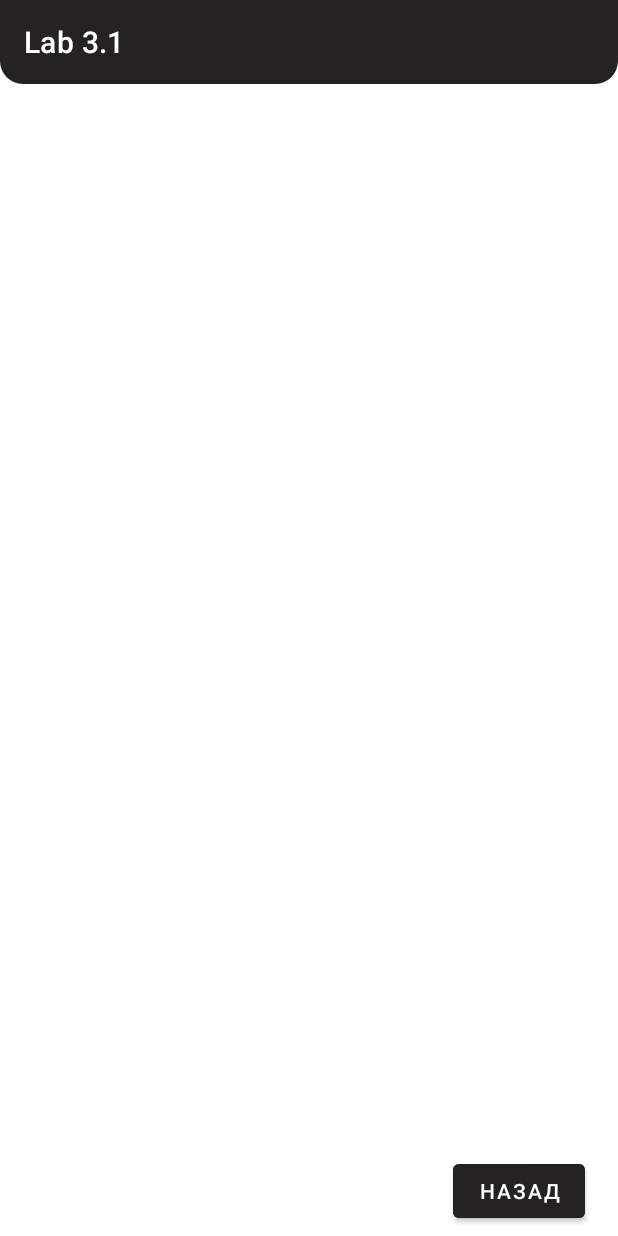
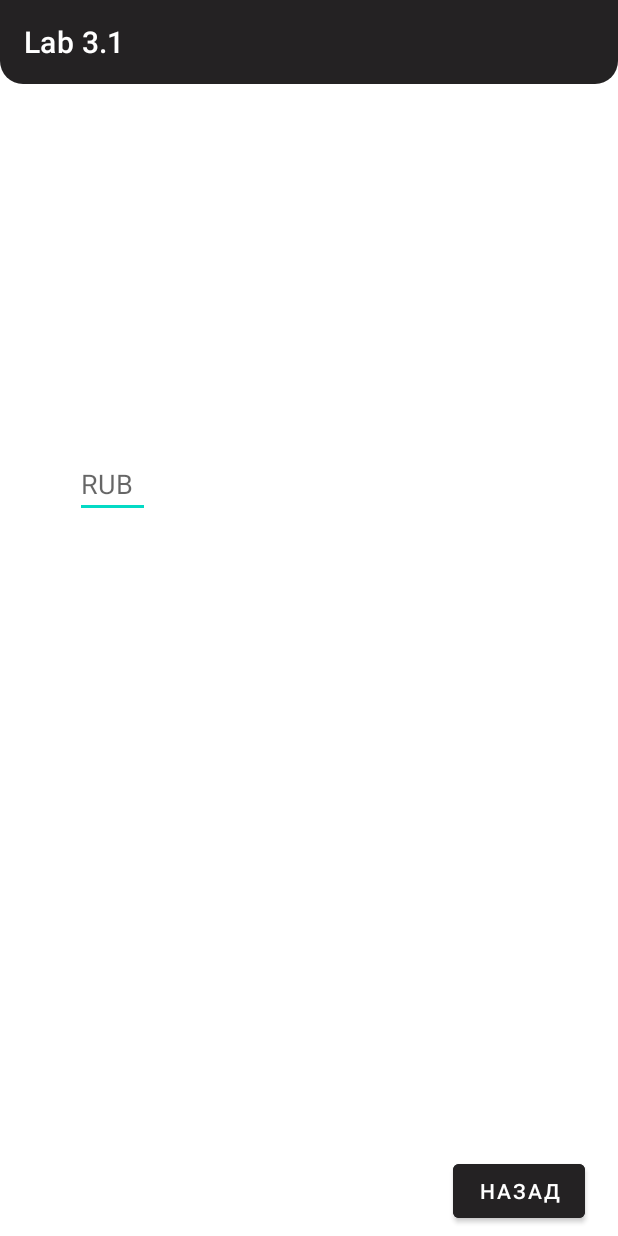
Before and after one commit to drDeepl/institute-mobile-labs, an Android app: the SecondActivity screen opened directly, with no data from a screen before it, on a phone screen of 412 x 824 dp. Run offline under Robolectric (Android 15) with nearby library versions, the phone set to English and light mode, and no system bars.

Commit message:
added editText on second_activity

```diff
--- a/app/src/main/res/layout/activity_second.xml
+++ b/app/src/main/res/layout/activity_second.xml
@@ -17,6 +17,26 @@
         app:layout_constraintTop_toTopOf="parent"
         app:title="Lab 3.1" />
 
+    <EditText
+        android:id = "@+id/inputCurrencyValue"
+        android:layout_width="50dp"
+        android:layout_height="wrap_content"
+        android:layout_marginTop="300dp"
+        android:layout_marginLeft="50dp"
+        android:hint="RUB"
+        app:layout_constraintStart_toStartOf="parent"
+        app:layout_constraintTop_toTopOf="parent"
+        />
+
+    <Spinner
+        android:id="@+id/spinner"
+        android:layout_width="100dp"
+        android:layout_height="30dp"
+        tools:layout_editor_absoluteX="1dp"
+        tools:layout_editor_absoluteY="452dp" />
+
+
+
     <Button
         android:id="@+id/btn_main_activity"
         android:layout_width="wrap_content"
@@ -30,4 +50,6 @@
         app:layout_constraintHorizontal_bias="0.5"
         app:layout_constraintStart_toStartOf="parent" />
 
+
+
 </androidx.constraintlayout.widget.ConstraintLayout>
```
